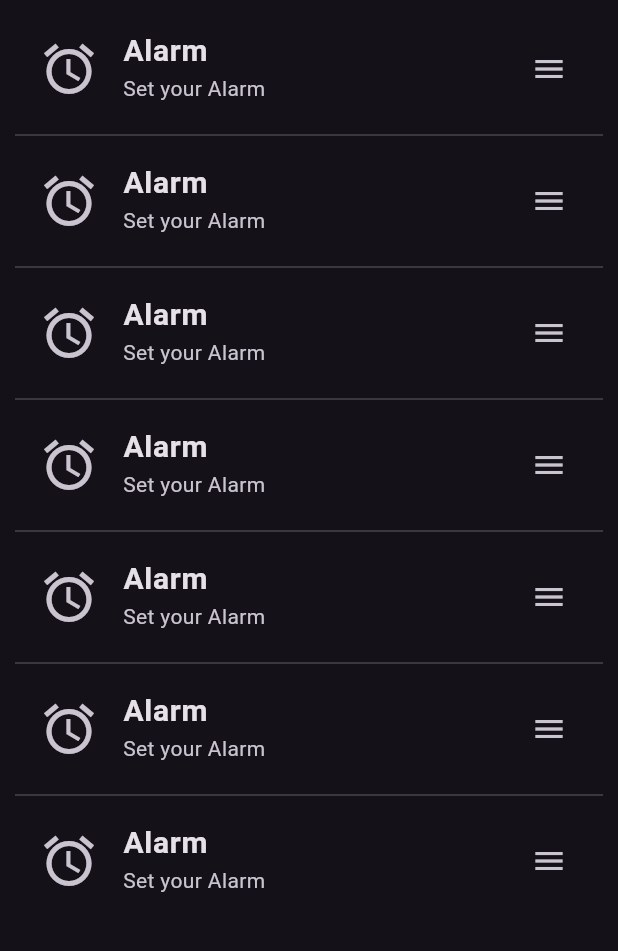
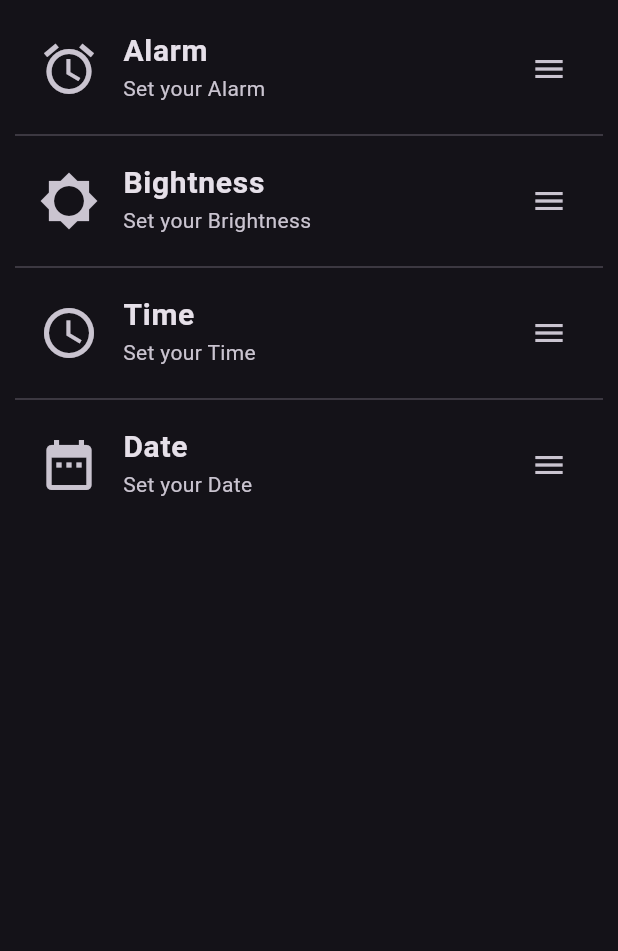
Before and after one commit to ushanwk/Flutter-Self-Learning-Room, a Flutter app: the screen it shows after launch, on a phone screen of 412 x 824 dp, the part 120-1071 px from its top. Run offline on Flutter 3.47's test engine with Material 3 defaults, Android fonts, the phone set to English and light mode, and no system bars; our stand-ins replace device_preview.

Commit message:
List view developing

```diff
--- a/flutter_application_7/lib/main.dart
+++ b/flutter_application_7/lib/main.dart
@@ -46,46 +46,26 @@ class homePage extends StatelessWidget {
           ),
           Divider(),
           ListTile(
-            leading: Icon(Icons.access_alarm, size: 40,),
-            title: Text('Alarm', style: TextStyle(fontWeight: FontWeight.bold, fontSize: 20),),
-            subtitle: Text('Set your Alarm'),
+            leading: Icon(Icons.brightness_5, size: 40,),
+            title: Text('Bightness', style: TextStyle(fontWeight: FontWeight.bold, fontSize: 20),),
+            subtitle: Text('Set your Brightness'),
             trailing: Icon(Icons.menu),
           ),
           Divider(),
           ListTile(
-            leading: Icon(Icons.access_alarm, size: 40,),
-            title: Text('Alarm', style: TextStyle(fontWeight: FontWeight.bold, fontSize: 20),),
-            subtitle: Text('Set your Alarm'),
+            leading: Icon(Icons.access_time, size: 40,),
+            title: Text('Time', style: TextStyle(fontWeight: FontWeight.bold, fontSize: 20),),
+            subtitle: Text('Set your Time'),
             trailing: Icon(Icons.menu),
           ),
           Divider(),
           ListTile(
-            leading: Icon(Icons.access_alarm, size: 40,),
-            title: Text('Alarm', style: TextStyle(fontWeight: FontWeight.bold, fontSize: 20),),
-            subtitle: Text('Set your Alarm'),
+            leading: Icon(Icons.date_range, size: 40,),
+            title: Text('Date', style: TextStyle(fontWeight: FontWeight.bold, fontSize: 20),),
+            subtitle: Text('Set your Date'),
             trailing: Icon(Icons.menu),
           ),
-          Divider(),
-          ListTile(
-            leading: Icon(Icons.access_alarm, size: 40,),
-            title: Text('Alarm', style: TextStyle(fontWeight: FontWeight.bold, fontSize: 20),),
-            subtitle: Text('Set your Alarm'),
-            trailing: Icon(Icons.menu),
-          ),
-          Divider(),
-          ListTile(
-            leading: Icon(Icons.access_alarm, size: 40,),
-            title: Text('Alarm', style: TextStyle(fontWeight: FontWeight.bold, fontSize: 20),),
-            subtitle: Text('Set your Alarm'),
-            trailing: Icon(Icons.menu),
-          ),
-          Divider(),
-          ListTile(
-            leading: Icon(Icons.access_alarm, size: 40,),
-            title: Text('Alarm', style: TextStyle(fontWeight: FontWeight.bold, fontSize: 20),),
-            subtitle: Text('Set your Alarm'),
-            trailing: Icon(Icons.menu),
-          ),
+
         ],
       )
     );
```
